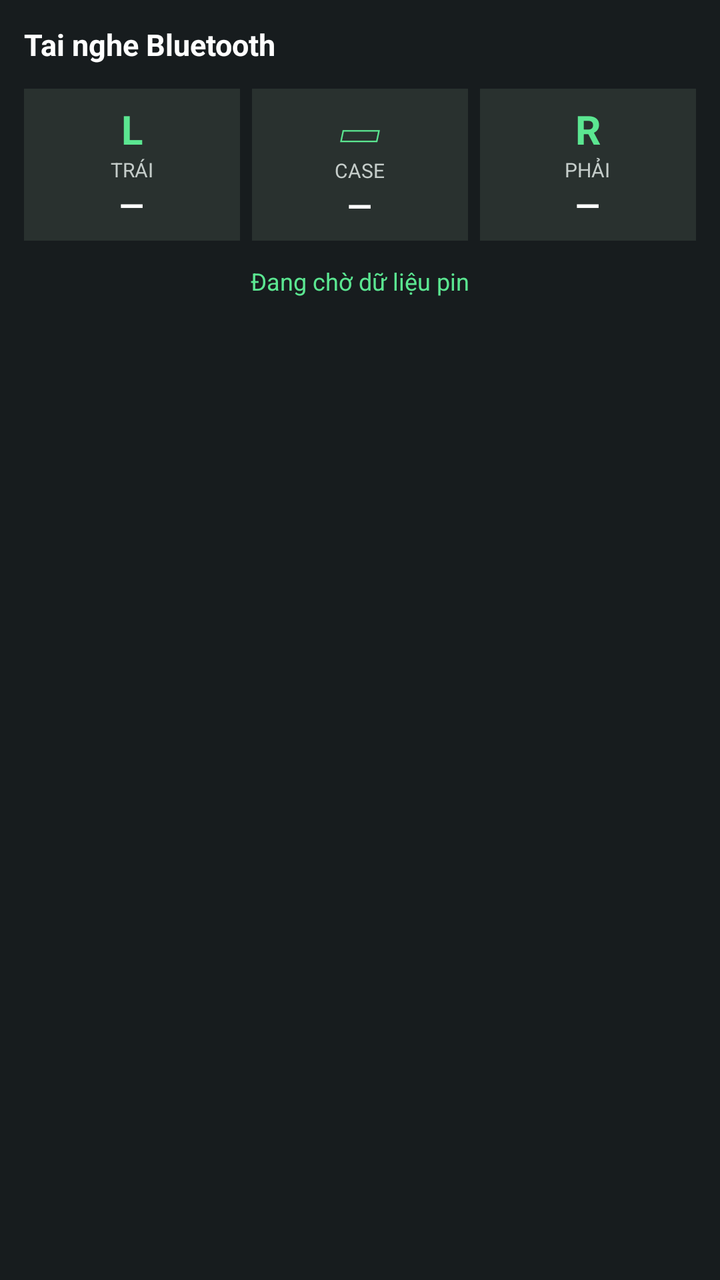
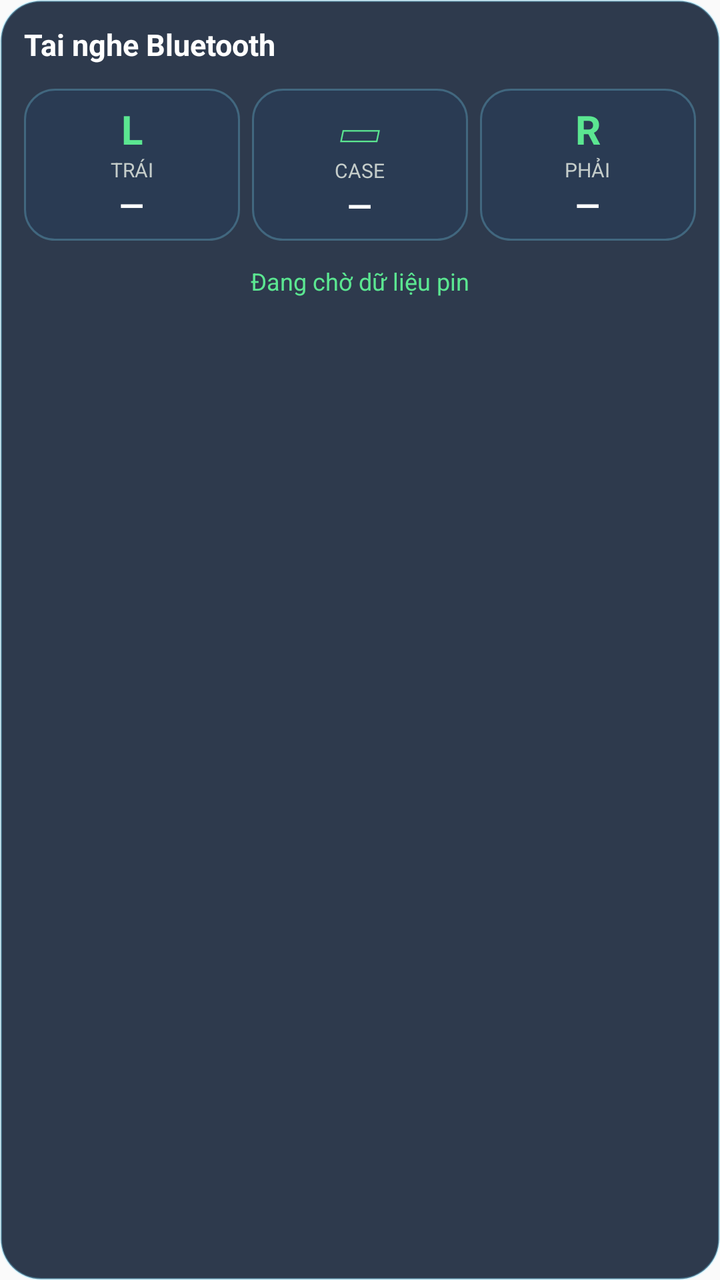

Screens rendered from an Android XML layout before and after an edit, with the pre-edit source and the edit as a unified diff.
<!-- AndroidManifest.xml: application theme Theme.AppCompat.Light.NoActionBar -->
<!-- res/layout/notification_battery.xml -->
<?xml version="1.0" encoding="utf-8"?>
<LinearLayout
    xmlns:android="http://schemas.android.com/apk/res/android"
    android:layout_width="match_parent"
    android:layout_height="wrap_content"
    android:orientation="vertical"
    android:padding="12dp"
    android:background="#171C1E">

    <TextView
        android:id="@+id/notification_device_name"
        android:layout_width="match_parent"
        android:layout_height="wrap_content"
        android:text="Tai nghe Bluetooth"
        android:textColor="#FFFFFF"
        android:textSize="15sp"
        android:textStyle="bold"
        android:maxLines="1"
        android:ellipsize="end"
        android:paddingBottom="12dp" />

    <LinearLayout
        android:layout_width="match_parent"
        android:layout_height="wrap_content"
        android:orientation="horizontal"
        android:weightSum="3">

        <LinearLayout
            android:layout_width="0dp"
            android:layout_height="76dp"
            android:layout_weight="1"
            android:layout_marginEnd="4dp"
            android:gravity="center"
            android:orientation="vertical"
            android:background="#29312F">

            <TextView
                android:layout_width="wrap_content"
                android:layout_height="wrap_content"
                android:text="L"
                android:textColor="#5BE691"
                android:textSize="20sp"
                android:textStyle="bold" />

            <TextView
                android:layout_width="wrap_content"
                android:layout_height="wrap_content"
                android:text="TRÁI"
                android:textColor="#C5CDCA"
                android:textSize="10sp" />

            <TextView
                android:id="@+id/notification_left"
                android:layout_width="wrap_content"
                android:layout_height="wrap_content"
                android:text="—"
                android:textColor="#FFFFFF"
                android:textSize="16sp"
                android:textStyle="bold" />
        </LinearLayout>

        <LinearLayout
            android:layout_width="0dp"
            android:layout_height="76dp"
            android:layout_weight="1"
            android:layout_marginStart="2dp"
            android:layout_marginEnd="2dp"
            android:gravity="center"
            android:orientation="vertical"
            android:background="#29312F">

            <TextView
                android:layout_width="wrap_content"
                android:layout_height="wrap_content"
                android:text="▱"
                android:textColor="#5BE691"
                android:textSize="20sp" />

            <TextView
                android:layout_width="wrap_content"
                android:layout_height="wrap_content"
                android:text="CASE"
                android:textColor="#C5CDCA"
                android:textSize="10sp" />

            <TextView
                android:id="@+id/notification_case"
                android:layout_width="wrap_content"
                android:layout_height="wrap_content"
                android:text="—"
                android:textColor="#FFFFFF"
                android:textSize="16sp"
                android:textStyle="bold" />
        </LinearLayout>

        <LinearLayout
            android:layout_width="0dp"
            android:layout_height="76dp"
            android:layout_weight="1"
            android:layout_marginStart="4dp"
            android:gravity="center"
            android:orientation="vertical"
            android:background="#29312F">

            <TextView
                android:layout_width="wrap_content"
                android:layout_height="wrap_content"
                android:text="R"
                android:textColor="#5BE691"
                android:textSize="20sp"
                android:textStyle="bold" />

            <TextView
                android:layout_width="wrap_content"
                android:layout_height="wrap_content"
                android:text="PHẢI"
                android:textColor="#C5CDCA"
                android:textSize="10sp" />

            <TextView
                android:id="@+id/notification_right"
                android:layout_width="wrap_content"
                android:layout_height="wrap_content"
                android:text="—"
                android:textColor="#FFFFFF"
                android:textSize="16sp"
                android:textStyle="bold" />
        </LinearLayout>
    </LinearLayout>

    <TextView
        android:id="@+id/notification_total"
        android:layout_width="match_parent"
        android:layout_height="wrap_content"
        android:gravity="center"
        android:paddingTop="12dp"
        android:text="Đang chờ dữ liệu pin"
        android:textColor="#5BE691"
        android:textSize="12sp" />

</LinearLayout>
<!-- resources referenced by this layout -->
<resources>

</resources>

<!-- the commit's change to res/layout/notification_battery.xml (unified diff, before → after) -->
@@ -5,8 +5,9 @@
     android:layout_height="wrap_content"
     android:orientation="vertical"
     android:padding="12dp"
-    android:background="#171C1E">
+    android:background="@drawable/bg_notification_glass">
 
+    
     <TextView
         android:id="@+id/notification_device_name"
         android:layout_width="match_parent"
@@ -19,12 +20,14 @@
         android:ellipsize="end"
         android:paddingBottom="12dp" />
 
+    
     <LinearLayout
         android:layout_width="match_parent"
         android:layout_height="wrap_content"
         android:orientation="horizontal"
         android:weightSum="3">
 
+        
         <LinearLayout
             android:layout_width="0dp"
             android:layout_height="76dp"
@@ -32,7 +35,7 @@
             android:layout_marginEnd="4dp"
             android:gravity="center"
             android:orientation="vertical"
-            android:background="#29312F">
+            android:background="@drawable/bg_notification_tile">
 
             <TextView
                 android:layout_width="wrap_content"
@@ -59,6 +62,7 @@
                 android:textStyle="bold" />
         </LinearLayout>
 
+        
         <LinearLayout
             android:layout_width="0dp"
             android:layout_height="76dp"
@@ -67,7 +71,7 @@
             android:layout_marginEnd="2dp"
             android:gravity="center"
             android:orientation="vertical"
-            android:background="#29312F">
+            android:background="@drawable/bg_notification_tile">
 
             <TextView
                 android:layout_width="wrap_content"
@@ -93,6 +97,7 @@
                 android:textStyle="bold" />
         </LinearLayout>
 
+        
         <LinearLayout
             android:layout_width="0dp"
             android:layout_height="76dp"
@@ -100,7 +105,7 @@
             android:layout_marginStart="4dp"
             android:gravity="center"
             android:orientation="vertical"
-            android:background="#29312F">
+            android:background="@drawable/bg_notification_tile">
 
             <TextView
                 android:layout_width="wrap_content"
@@ -126,8 +131,10 @@
                 android:textSize="16sp"
                 android:textStyle="bold" />
         </LinearLayout>
+
     </LinearLayout>
 
+    
     <TextView
         android:id="@+id/notification_total"
         android:layout_width="match_parent"
<!-- resource entries referenced after the edit -->
@@ -1,5 +1,27 @@
 <!-- resources referenced by this layout -->
 <resources>
-
+  <!-- drawable bg_notification_glass (drawable) -->
+  <?xml version="1.0" encoding="utf-8"?>
+  <shape xmlns:android="http://schemas.android.com/apk/res/android">
+      <solid android:color="#E619263B" />
+      <corners android:radius="20dp" />
+      <stroke
+          android:width="1dp"
+          android:color="#557CDFFF" />
+      <padding
+          android:left="12dp"
+          android:top="12dp"
+          android:right="12dp"
+          android:bottom="12dp" />
+  </shape>
+  <!-- drawable bg_notification_tile (drawable) -->
+  <?xml version="1.0" encoding="utf-8"?>
+  <shape xmlns:android="http://schemas.android.com/apk/res/android">
+      <solid android:color="#B8293C57" />
+      <corners android:radius="15dp" />
+      <stroke
+          android:width="1dp"
+          android:color="#447CDFFF" />
+  </shape>
 </resources>
 
